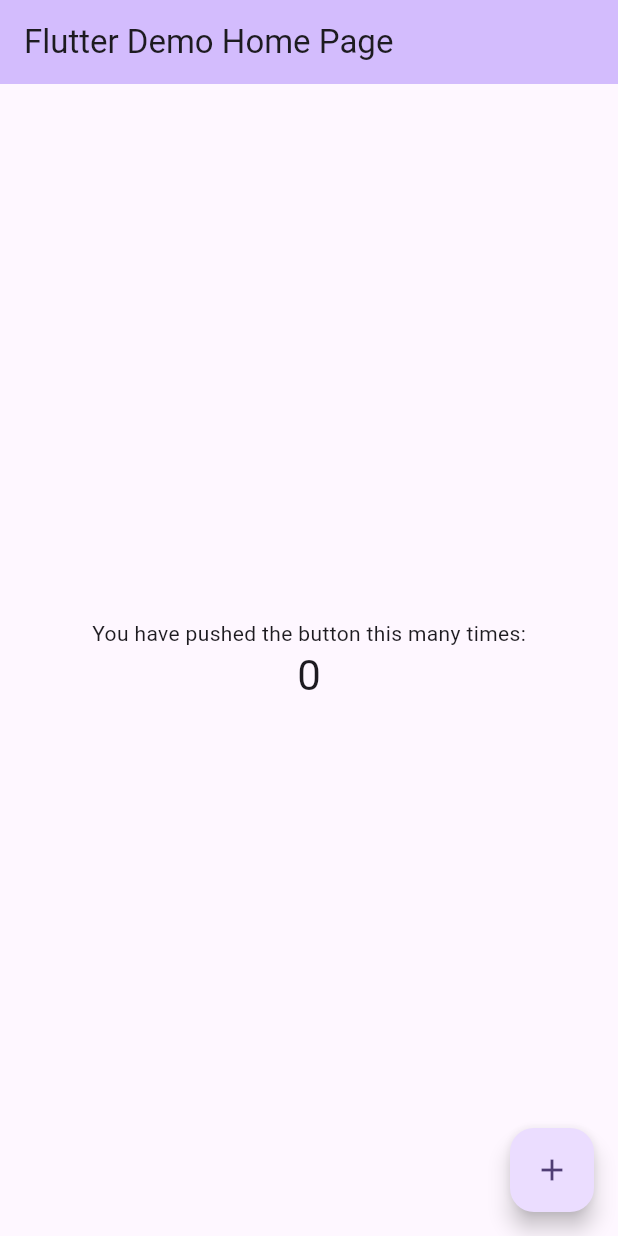
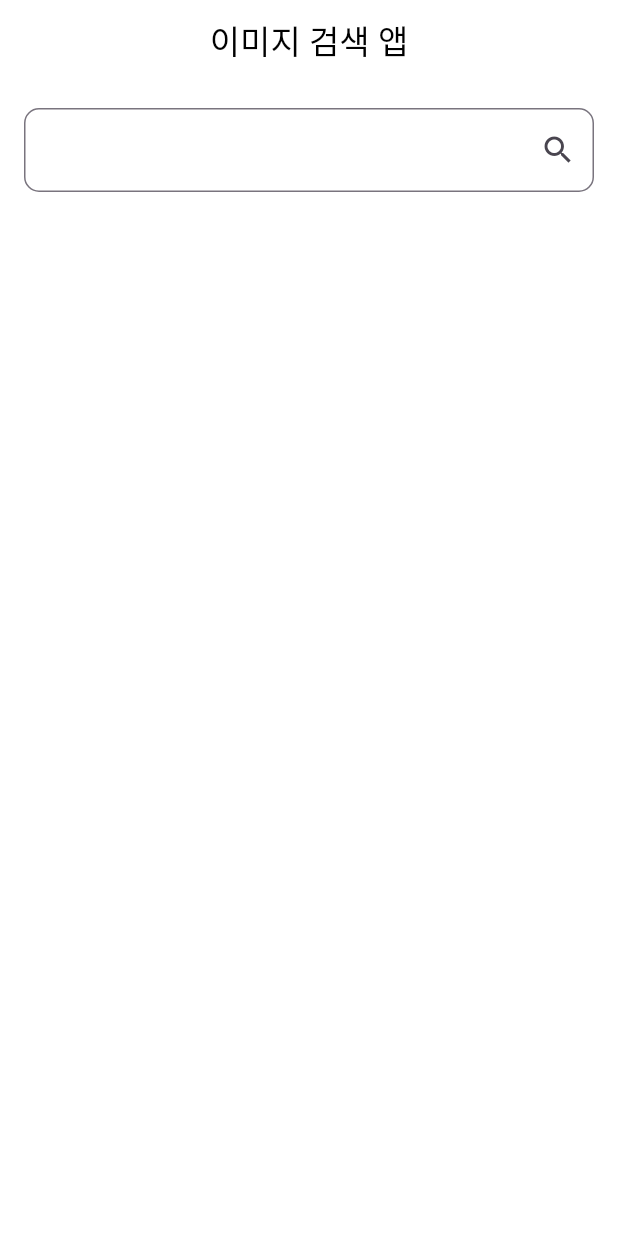
Before and after one commit to dev1week/clean-architecture---image-search-app-, a Flutter app: the screen it shows after launch, on a phone screen of 412 x 824 dp. Run offline on Flutter 3.47's test engine with Material 3 defaults, Android fonts, the phone set to English and light mode, and no system bars.

Commit message:
feat : add a search bar

```diff
--- /dev/null
+++ b/lib/UI/home_screen.dart
@@ -0,0 +1,37 @@
+import 'package:flutter/material.dart';
+
+class HomeScreen extends StatelessWidget {
+  const HomeScreen({super.key});
+
+  @override
+  Widget build(BuildContext context) {
+    return Scaffold(
+      appBar: AppBar(
+        centerTitle: true,
+        title: const Text("이미지 검색 앱", style: TextStyle(color: Colors.black)),
+        backgroundColor: Colors.white,
+        elevation: 0.0,
+      ),
+      body: Column(
+        children: [
+          Padding(
+            padding: const EdgeInsets.all(16.0),
+            child: TextField(
+              decoration: InputDecoration(
+                border: OutlineInputBorder(
+                  borderRadius: BorderRadius.all(Radius.circular(10.0)),
+                ),
+                suffixIcon: IconButton(
+                  onPressed: () {
+
+                  },
+                  icon: const Icon(Icons.search),
+                ),
+              ),
+            ),
+          ),
+        ],
+      ),
+    );
+  }
+}
--- a/lib/main.dart
+++ b/lib/main.dart
@@ -1,4 +1,5 @@
 import 'package:flutter/material.dart';
+import 'package:image_search/UI/home_screen.dart';
 
 void main() {
   runApp(const MyApp());
@@ -7,116 +8,15 @@ void main() {
 class MyApp extends StatelessWidget {
   const MyApp({super.key});
 
-  // This widget is the root of your application.
   @override
   Widget build(BuildContext context) {
     return MaterialApp(
       title: 'Flutter Demo',
-      theme: ThemeData(
-        // This is the theme of your application.
-        //
-        // TRY THIS: Try running your application with "flutter run". You'll see
-        // the application has a purple toolbar. Then, without quitting the app,
-        // try changing the seedColor in the colorScheme below to Colors.green
-        // and then invoke "hot reload" (save your changes or press the "hot
-        // reload" button in a Flutter-supported IDE, or press "r" if you used
-        // the command line to start the app).
-        //
-        // Notice that the counter didn't reset back to zero; the application
-        // state is not lost during the reload. To reset the state, use hot
-        // restart instead.
-        //
-        // This works for code too, not just values: Most code changes can be
-        // tested with just a hot reload.
-        colorScheme: .fromSeed(seedColor: Colors.deepPurple),
-      ),
-      home: const MyHomePage(title: 'Flutter Demo Home Page'),
+        theme: ThemeData(
+          useMaterial3: true,
+          scaffoldBackgroundColor: Colors.white,
+        ),
+      home: const HomeScreen()
     );
   }
 }
-
-class MyHomePage extends StatefulWidget {
-  const MyHomePage({super.key, required this.title});
-
-  // This widget is the home page of your application. It is stateful, meaning
-  // that it has a State object (defined below) that contains fields that affect
-  // how it looks.
-
-  // This class is the configuration for the state. It holds the values (in this
-  // case the title) provided by the parent (in this case the App widget) and
-  // used by the build method of the State. Fields in a Widget subclass are
-  // always marked "final".
-
-  final String title;
-
-  @override
-  State<MyHomePage> createState() => _MyHomePageState();
-}
-
-class _MyHomePageState extends State<MyHomePage> {
-  int _counter = 0;
-
-  void _incrementCounter() {
-    setState(() {
-      // This call to setState tells the Flutter framework that something has
-      // changed in this State, which causes it to rerun the build method below
-      // so that the display can reflect the updated values. If we changed
-      // _counter without calling setState(), then the build method would not be
-      // called again, and so nothing would appear to happen.
-      _counter++;
-    });
-  }
-
-  @override
-  Widget build(BuildContext context) {
-    // This method is rerun every time setState is called, for instance as done
-    // by the _incrementCounter method above.
-    //
-    // The Flutter framework has been optimized to make rerunning build methods
-    // fast, so that you can just rebuild anything that needs updating rather
-    // than having to individually change instances of widgets.
-    return Scaffold(
-      appBar: AppBar(
-        // TRY THIS: Try changing the color here to a specific color (to
-        // Colors.amber, perhaps?) and trigger a hot reload to see the AppBar
-        // change color while the other colors stay the same.
-        backgroundColor: Theme.of(context).colorScheme.inversePrimary,
-        // Here we take the value from the MyHomePage object that was created by
-        // the App.build method, and use it to set our appbar title.
-        title: Text(widget.title),
-      ),
-      body: Center(
-        // Center is a layout widget. It takes a single child and positions it
-        // in the middle of the parent.
-        child: Column(
-          // Column is also a layout widget. It takes a list of children and
-          // arranges them vertically. By default, it sizes itself to fit its
-          // children horizontally, and tries to be as tall as its parent.
-          //
-          // Column has various properties to control how it sizes itself and
-          // how it positions its children. Here we use mainAxisAlignment to
-          // center the children vertically; the main axis here is the vertical
-          // axis because Columns are vertical (the cross axis would be
-          // horizontal).
-          //
-          // TRY THIS: Invoke "debug painting" (choose the "Toggle Debug Paint"
-          // action in the IDE, or press "p" in the console), to see the
-          // wireframe for each widget.
-          mainAxisAlignment: .center,
-          children: [
-            const Text('You have pushed the button this many times:'),
-            Text(
-              '$_counter',
-              style: Theme.of(context).textTheme.headlineMedium,
-            ),
-          ],
-        ),
-      ),
-      floatingActionButton: FloatingActionButton(
-        onPressed: _incrementCounter,
-        tooltip: 'Increment',
-        child: const Icon(Icons.add),
-      ),
-    );
-  }
-}
```
